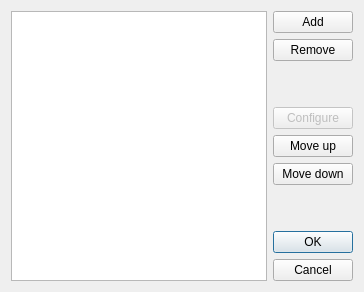
This is src/qt/qt_openglshadermanagerdialog.ui in 86Box/86Box as Qt 5 draws it before an edit. The edited form follows.
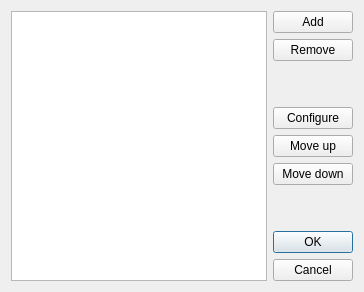
This is the edited form.

What changed in the file:
```diff
--- a/src/qt/qt_openglshadermanagerdialog.ui
+++ b/src/qt/qt_openglshadermanagerdialog.ui
@@ -59,7 +59,7 @@
      <item>
       <widget class="QPushButton" name="buttonConfigure">
        <property name="enabled">
-        <bool>false</bool>
+        <bool>true</bool>
        </property>
        <property name="text">
         <string>Configure</string>
```
Left out of the diff: 2 changed lines with no effect on the pictures.
